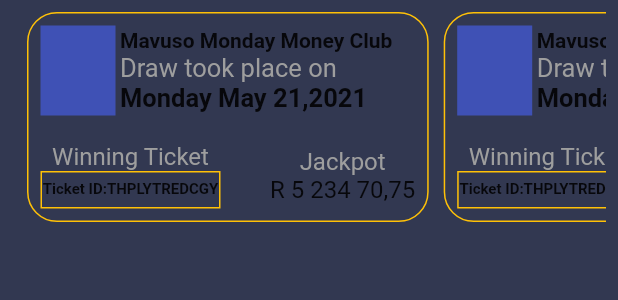
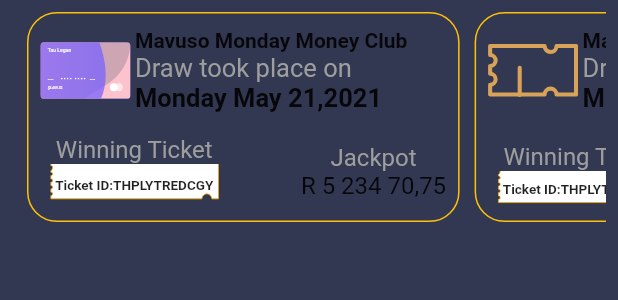
Before and after one commit to SichangiFelix/casino, a Flutter app: the LatestDraw widget shown alone on an empty page, opened directly, on a phone screen of 412 x 824 dp. Shown: the top 300 px of the screen. Run offline on Flutter 3.47's test engine with Material 2 defaults, Android fonts, the phone set to English and light mode, and no system bars; our stand-ins replace flutter_svg, qr_flutter; network calls fail.

```diff
--- a/lib/widgets/latest_draw.dart
+++ b/lib/widgets/latest_draw.dart
@@ -1,4 +1,5 @@
 import 'package:flutter/material.dart';
+import 'package:flutter_svg/svg.dart';
 
 class LatestDraw extends StatelessWidget {
   const LatestDraw({Key? key}) : super(key: key);
@@ -17,7 +18,7 @@ class LatestDraw extends StatelessWidget {
             margin: EdgeInsets.only(left: 10),
             padding: EdgeInsets.all(8),
             height: 100,
-            width: width *0.65,
+            width: width *0.7,
             decoration: BoxDecoration(
               borderRadius: BorderRadius.circular(20),
               border:const Border(
@@ -34,8 +35,84 @@ class LatestDraw extends StatelessWidget {
                   children: [
                     Container(
                       height: 60,
-                      width: 50,
-                      color: Colors.indigo,
+                      width: 60,
+                      color: Colors.transparent,
+                      child: SvgPicture.asset('assets/images/group1.svg'),
+                    ),
+                    SizedBox(width: 3,),
+                    Column(
+                      crossAxisAlignment: CrossAxisAlignment.start,
+                      children: const [
+                        Text('Mavuso Monday Money Club',style: TextStyle(fontWeight: FontWeight.bold),),
+                        Text('Draw took place on',style: TextStyle(color: Colors.grey,fontSize: 17),),
+                        Text('Monday May 21,2021',style: TextStyle(fontSize: 17,fontWeight: FontWeight.bold,),),
+
+                      ],
+                    )
+                  ],
+                ),
+                Spacer(),
+                Row(
+                  mainAxisAlignment: MainAxisAlignment.spaceBetween,
+                  children: [
+                    Column(
+                      children:  [
+                        Text('Winning Ticket',style: TextStyle(fontSize: 16,color: Colors.grey),),
+                        Container(
+                          height: 30,
+                          width: 125,
+                          child: Stack(
+                            children: [
+                              SvgPicture.asset(
+                                'assets/icons/ticket_container.svg',
+                                fit: BoxFit.cover,
+                                width: 125,
+
+                              ),
+                              Center(child: Text('Ticket ID:THPLYTREDCGY',style: TextStyle(fontWeight: FontWeight.bold,fontSize: 9),)),
+                            ],
+                          ),
+                        )
+                        ],
+                    ),
+                    Column(
+                      children: const [
+                        Text('Jackpot',style: TextStyle(fontSize: 16,color: Colors.grey),),
+
+                        Text('R 5 234 70,75',style: TextStyle(fontSize: 16),),
+                      ],
+                    ),
+
+                  ],
+                ),
+              ],
+            ),
+          ),
+
+          Container(
+            margin: EdgeInsets.only(left: 10),
+            padding: EdgeInsets.all(8),
+            height: 100,
+            width: width *0.7,
+            decoration: BoxDecoration(
+              borderRadius: BorderRadius.circular(20),
+              border:const Border(
+                top: BorderSide(style: BorderStyle.solid,color: Colors.amber,),
+                bottom: BorderSide(style: BorderStyle.solid,color: Colors.amber,),
+                left: BorderSide(style: BorderStyle.solid,color: Colors.amber,),
+                right: BorderSide(style: BorderStyle.solid,color: Colors.amber,),
+              ),
+
+            ),
+            child: Column(
+              children: [
+                Row(
+                  children: [
+                    Container(
+                      height: 60,
+                      width: 60,
+                      color: Colors.transparent,
+                      child: SvgPicture.asset('assets/images/group3.svg',),
                     ),
                     SizedBox(width: 3,),
                     Column(
@@ -58,91 +135,17 @@ class LatestDraw extends StatelessWidget {
                         Text('Winning Ticket',style: TextStyle(fontSize: 16,color: Colors.grey),),
                         Container(
                           height: 25,
-                          width: 120,
-                          decoration: const BoxDecoration(
-                            border: Border(
-                                top: BorderSide(style: BorderStyle.solid,color: Colors.amber,),
-                              bottom: BorderSide(style: BorderStyle.solid,color: Colors.amber,),
-                              left: BorderSide(style: BorderStyle.solid,color: Colors.amber,),
-                              right: BorderSide(style: BorderStyle.solid,color: Colors.amber,),
-                            ),
-
-                          ),
-                          child: Center(child: Text('Ticket ID:THPLYTREDCGY',style: TextStyle(fontWeight: FontWeight.bold,fontSize: 10),)),
-                        )
-                        ],
-                    ),
-                    Column(
-                      children: const [
-                        Text('Jackpot',style: TextStyle(fontSize: 16,color: Colors.grey),),
-
-                        Text('R 5 234 70,75',style: TextStyle(fontSize: 16),),
-                      ],
-                    ),
-
-                  ],
-                ),
-              ],
-            ),
-          ),
-
-          Container(
-            margin: EdgeInsets.only(left: 10),
-            padding: EdgeInsets.all(8),
-            height: 100,
-            width: width *0.65,
-            decoration: BoxDecoration(
-              borderRadius: BorderRadius.circular(20),
-              border:const Border(
-                top: BorderSide(style: BorderStyle.solid,color: Colors.amber,),
-                bottom: BorderSide(style: BorderStyle.solid,color: Colors.amber,),
-                left: BorderSide(style: BorderStyle.solid,color: Colors.amber,),
-                right: BorderSide(style: BorderStyle.solid,color: Colors.amber,),
-              ),
-
-            ),
-            child: Column(
-              children: [
-                Row(
-                  children: [
-                    Container(
-                      height: 60,
-                      width: 50,
-                      color: Colors.indigo,
-                    ),
-                    SizedBox(width: 3,),
-                    Column(
-                      crossAxisAlignment: CrossAxisAlignment.start,
-                      children: const [
-                        Text('Mavuso Monday Money Club',style: TextStyle(fontWeight: FontWeight.bold),),
-                        Text('Draw took place on',style: TextStyle(color: Colors.grey,fontSize: 17),),
-                        Text('Monday May 21,2021',style: TextStyle(fontSize: 17,fontWeight: FontWeight.bold,),),
-
-                      ],
-                    )
-                  ],
-                ),
-                Spacer(),
-                Row(
-                  mainAxisAlignment: MainAxisAlignment.spaceBetween,
-                  children: [
-                    Column(
-                      children:  [
-                        Text('Winning Ticket',style: TextStyle(fontSize: 16,color: Colors.grey),),
-                        Container(
-                          height: 25,
-                          width: 120,
-                          decoration: const BoxDecoration(
-                            border: Border(
-                              top: BorderSide(style: BorderStyle.solid,color: Colors.amber,),
-                              bottom: BorderSide(style: BorderStyle.solid,color: Colors.amber,),
-                              left: BorderSide(style: BorderStyle.solid,color: Colors.amber,),
-                              right: BorderSide(style: BorderStyle.solid,color: Colors.amber,),
-                            ),
-
-                          ),
-                          child: Center(child: Text('Ticket ID:THPLYTREDCGY',style: TextStyle(fontWeight: FontWeight.bold,fontSize: 10),)),
-                        )
+                          width: 125,
+                          child:Stack(
+                            children: [
+                              SvgPicture.asset(
+                                'assets/icons/ticket_container.svg',
+                                width: 125,
+                                fit: BoxFit.cover,
+                              ),
+                              Center(child: Text('Ticket ID:THPLYTREDCGY',style: TextStyle(fontWeight: FontWeight.bold,fontSize: 9),)),
+                            ],
+                          ), )
                       ],
                     ),
                     Column(
```
Also changed, not shown: lib/screens/activity.dart (+6 -14 lines), lib/screens/home.dart (+7 -4 lines), lib/widgets/latest_winners.dart (+8 -3 lines), lib/widgets/play_draw.dart (+29 -13 lines), lib/widgets/winning_tickets.dart (+27 -9 lines), assets/icons/notification.svg (added), assets/images/bg2.svg (added), assets/images/group1.svg (added), assets/images/group2.svg (added), assets/images/group3.svg (added), assets/images/group4.svg (added), assets/images/group5.svg (added), assets/images/group6.svg (added), assets/images/group7.svg (added).
